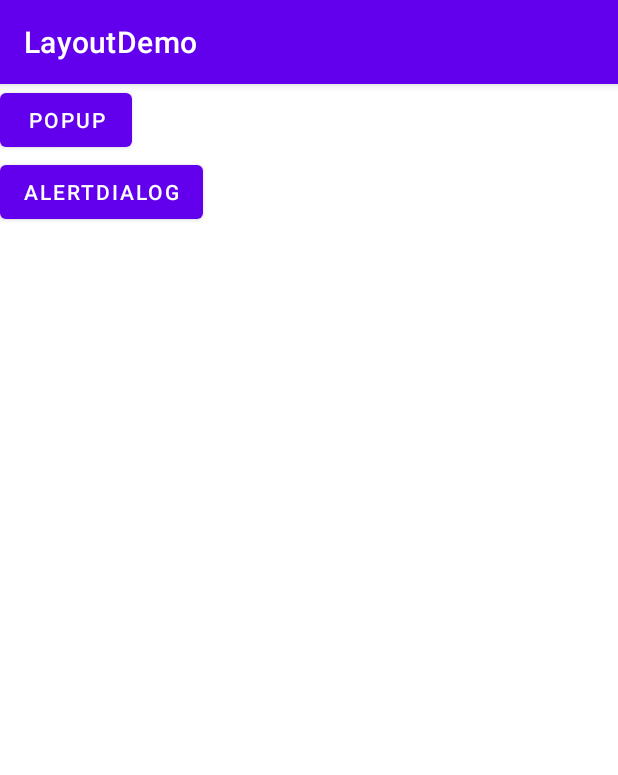
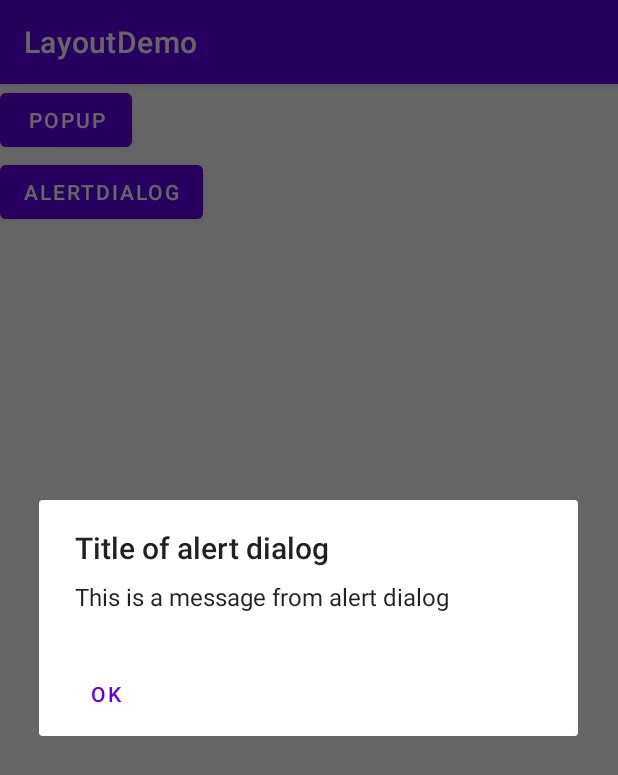
Before and after one commit to humarci/android-java-layouts, an Android app: the screen it shows after launch (MainActivity), after a tap on "ALERTDIALOG", on a phone screen of 412 x 824 dp. Shown: the top 775 px of the screen. Run offline under Robolectric (Android 15) with nearby library versions, the phone set to English and light mode, and no system bars.

Commit message:
step 5 and finish

```diff
--- a/app/src/main/java/country/mhuszics/layoutdemo/MainActivity.java
+++ b/app/src/main/java/country/mhuszics/layoutdemo/MainActivity.java
@@ -2,12 +2,15 @@ package country.mhuszics.layoutdemo;
 
 import androidx.appcompat.app.AppCompatActivity;
 
+import android.app.AlertDialog;
+import android.content.DialogInterface;
 import android.os.Bundle;
 import android.view.LayoutInflater;
 import android.view.View;
 import android.view.ViewGroup;
 import android.widget.Button;
 import android.widget.PopupWindow;
+import android.widget.Toast;
 
 public class MainActivity extends AppCompatActivity {
 
@@ -23,7 +26,7 @@ public class MainActivity extends AppCompatActivity {
                 showPopUp(view);
                 break;
             case R.id.btnAlertDialog:
-                showAlertDialog("This is the alert dialog message");
+                showAlertDialog(getResources().getString(R.string.alert_dlg_msg));
                 break;
         }
     }
@@ -45,6 +48,16 @@ public class MainActivity extends AppCompatActivity {
     }
 
     private void showAlertDialog(String msg){
-
+        AlertDialog.Builder alertBuilder = new AlertDialog.Builder(this);
+        alertBuilder.setTitle(getResources().getString(R.string.alert_dlg_title));
+        alertBuilder.setMessage(msg);
+        alertBuilder.setNeutralButton(getResources().getString(R.string.alert_neutral_btn_text),
+                new DialogInterface.OnClickListener() {
+                    @Override
+                    public void onClick(DialogInterface dialog, int which) {
+                        Toast.makeText(MainActivity.this, getResources().getString(R.string.alert_toast_msg), Toast.LENGTH_LONG).show();
+                    }
+                });
+        alertBuilder.show();
     }
 }
--- a/app/src/main/res/values/strings.xml
+++ b/app/src/main/res/values/strings.xml
@@ -4,4 +4,8 @@
     <string name="btn_alert">AlertDialog</string>
     <string name="btn_inside_popup">New button</string>
     <string name="tv_inside_popup">Large text</string>
+    <string name="alert_dlg_msg">This is a message from alert dialog</string>
+    <string name="alert_dlg_title">Title of alert dialog</string>
+    <string name="alert_neutral_btn_text">Ok</string>
+    <string name="alert_toast_msg">You hit the OK button from alert dialog...</string>
 </resources>
```
Also changed, not shown: 1 other file.
